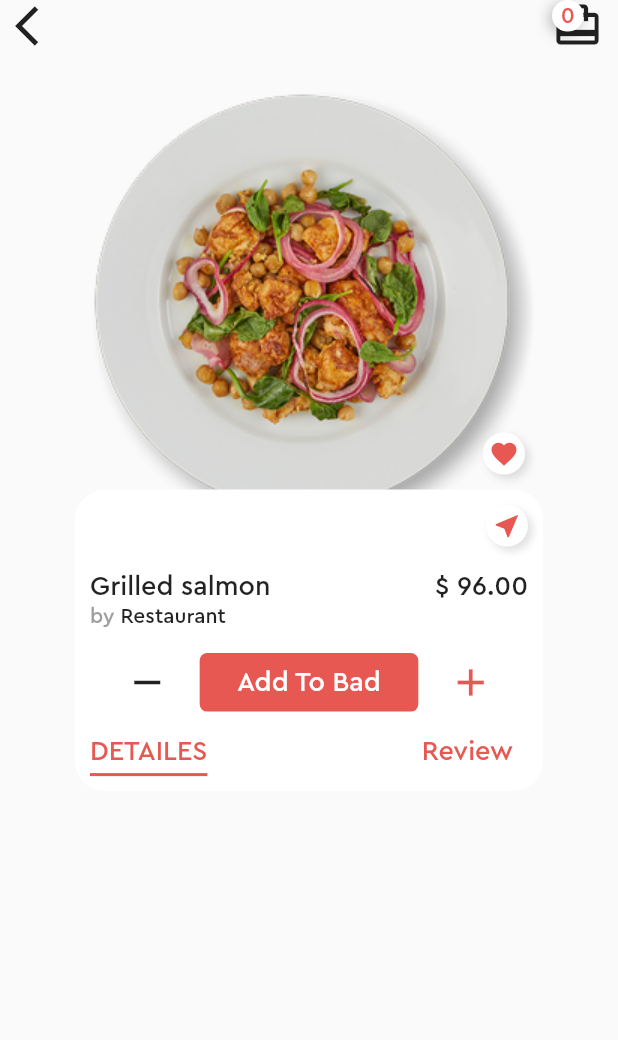
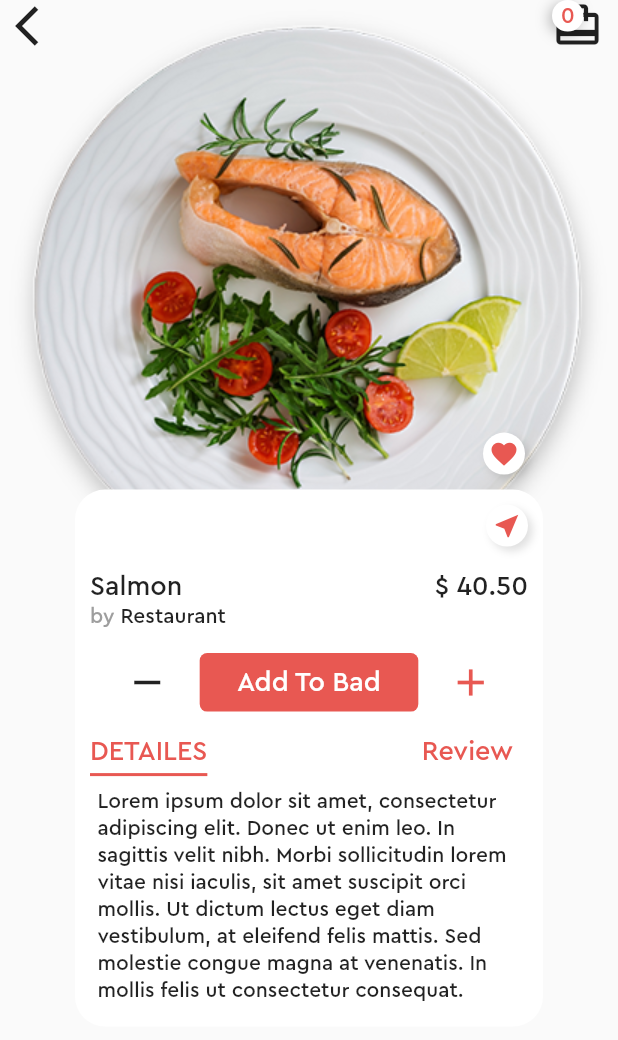
Before and after one commit to feMoraes0/food-bit-app, a Flutter app: the screen it shows after launch, after a tap on "Salmon", on a phone screen of 412 x 824 dp. Shown: the top 1040 px of the screen. Run offline on Flutter 3.47's test engine with Material 2 defaults, Android fonts, the phone set to English and light mode, and no system bars.

Commit message:
Added background color and arguments to details screen

```diff
--- a/lib/app/app.dart
+++ b/lib/app/app.dart
@@ -23,14 +23,19 @@ class App extends StatelessWidget {
             ),
           ],
         ),
-        bottomNavigationBar: TabBar(
+        bottomNavigationBar: Material(
+          color: Colors.white,
+          child: TabBar(
             labelPadding: const EdgeInsets.only(bottom: 10),
             labelStyle: TextStyle(fontSize: 16.0),
             indicatorColor: Colors.transparent,
             labelColor: theme.primaryColor,
             unselectedLabelColor: Colors.black54,
             tabs: <Widget>[
-            Tab(icon: Icon(Icons.home, size: 28), text: 'Home'),
+              Tab(
+                icon: Icon(Icons.home, size: 28),
+                text: 'Home',
+              ),
               Tab(
                 icon: Icon(Icons.gps_not_fixed, size: 28),
                 text: 'Near By',
@@ -46,6 +51,7 @@ class App extends StatelessWidget {
             ],
           ),
         ),
+      ),
     );
   }
 }
--- a/lib/app/tabs/home/details.dart
+++ b/lib/app/tabs/home/details.dart
@@ -5,7 +5,7 @@ class Details extends StatefulWidget {
   _DetailsState createState() => _DetailsState();
 }
 
-class _DetailsState extends State<Details> {
+class _DetailsState extends State<Details> with TickerProviderStateMixin {
   int screenTab = 0;
 
   void initState() {
@@ -16,19 +16,22 @@ class _DetailsState extends State<Details> {
   Widget build(BuildContext context) {
     Size size = MediaQuery.of(context).size;
     ThemeData theme = Theme.of(context);
+    final Map screenArguments = ModalRoute.of(context).settings.arguments;
+    Map product = screenArguments['product'];
+    int index = screenArguments['index'];
 
     return Scaffold(
       body: Stack(
         children: <Widget>[
           Hero(
-            tag: 'detail_food0',
+            tag: 'detail_food$index',
             child: Container(
               alignment: Alignment.topCenter,
               width: size.width,
               height: size.width,
               decoration: BoxDecoration(
                 image: DecorationImage(
-                  image: AssetImage('images/plate-001.png'),
+                  image: AssetImage(product['image']),
                 ),
               ),
             ),
@@ -83,8 +86,7 @@ class _DetailsState extends State<Details> {
               ),
             ),
           ),
-          SingleChildScrollView(
-            child: Container(
+          Container(
             width: size.width - 100.0,
             margin: EdgeInsets.only(
               left: 50.0,
@@ -157,11 +159,11 @@ class _DetailsState extends State<Details> {
                           mainAxisAlignment: MainAxisAlignment.spaceBetween,
                           children: <Widget>[
                             Text(
-                                'Grilled salmon',
+                              product['name'],
                               style: TextStyle(fontSize: 18.0),
                             ),
                             Text(
-                                '\$ 96.00',
+                              '\$ ${product['price']}',
                               style: TextStyle(fontSize: 18.0),
                             ),
                           ],
@@ -280,11 +282,15 @@ class _DetailsState extends State<Details> {
                           ),
                         ],
                       ),
+                      Container(
+                          padding:
+                              const EdgeInsets.fromLTRB(5.0, 8.0, 5.0, 5.0),
+                          child: Text(
+                              'Lorem ipsum dolor sit amet, consectetur adipiscing elit. Donec ut enim leo. In sagittis velit nibh. Morbi sollicitudin lorem vitae nisi iaculis, sit amet suscipit orci mollis. Ut dictum lectus eget diam vestibulum, at eleifend felis mattis. Sed molestie congue magna at venenatis. In mollis felis ut consectetur consequat.'))
                     ],
                   ),
                 ),
               ],
-              ),
             ),
           ),
         ],
--- a/lib/app/tabs/home/home.dart
+++ b/lib/app/tabs/home/home.dart
@@ -294,7 +294,7 @@ class Home extends StatelessWidget {
                   Map<String, String> product = this.popularFood[index];
                   return GestureDetector(
                     onTap: () {
-                      Navigator.pushNamed(context, 'details');
+                      Navigator.pushNamed(context, 'details', arguments: {'product': product, 'index': index});
                     },
                     child: Hero(
                       tag: 'detail_food$index',
```
Lines whose indentation alone changed are shown as unchanged.
